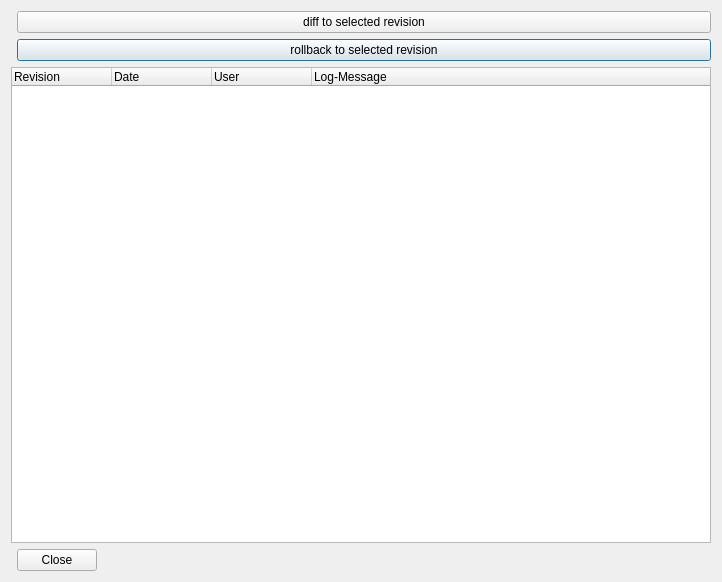
First picture: the form in forms/Ui_LogView.ui, repository sourcepole/pgversion, before the edit.
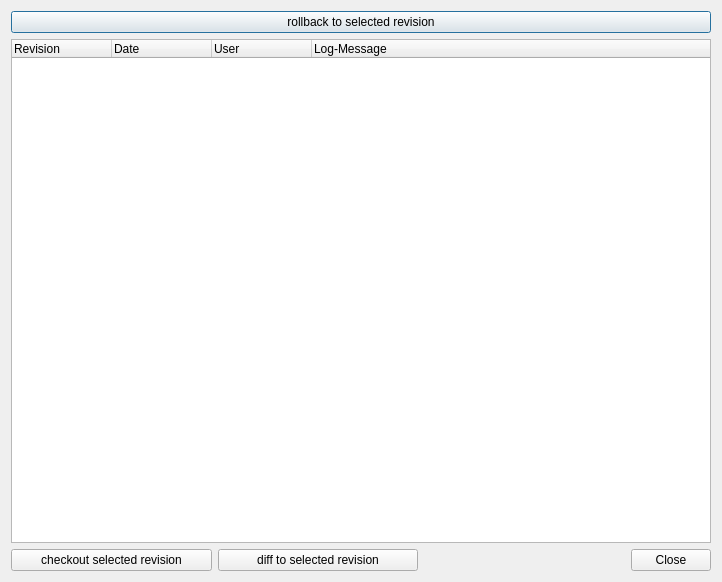
Second picture: the form after the edit.

```diff
--- a/forms/Ui_LogView.ui
+++ b/forms/Ui_LogView.ui
@@ -17,37 +17,7 @@
    <string>PG-Version LogView</string>
   </property>
   <layout class="QGridLayout" name="gridLayout">
-   <item row="1" column="1">
-    <widget class="QSplitter" name="splitter">
-     <property name="orientation">
-      <enum>Qt::Horizontal</enum>
-     </property>
-     <widget class="QPushButton" name="btnRollback">
-      <property name="sizePolicy">
-       <sizepolicy hsizetype="Expanding" vsizetype="Fixed">
-        <horstretch>0</horstretch>
-        <verstretch>0</verstretch>
-       </sizepolicy>
-      </property>
-      <property name="minimumSize">
-       <size>
-        <width>0</width>
-        <height>0</height>
-       </size>
-      </property>
-      <property name="maximumSize">
-       <size>
-        <width>16777215</width>
-        <height>16777215</height>
-       </size>
-      </property>
-      <property name="text">
-       <string>rollback to selected revision</string>
-      </property>
-     </widget>
-    </widget>
-   </item>
-   <item row="2" column="0" colspan="2">
+   <item row="4" column="0" colspan="4">
     <widget class="QTreeWidget" name="treeWidget">
      <column>
       <property name="text">
@@ -71,7 +41,46 @@
      </column>
     </widget>
    </item>
-   <item row="3" column="1">
+   <item row="3" column="0" colspan="4">
+    <widget class="QPushButton" name="btnRollback">
+     <property name="sizePolicy">
+      <sizepolicy hsizetype="Expanding" vsizetype="Fixed">
+       <horstretch>0</horstretch>
+       <verstretch>0</verstretch>
+      </sizepolicy>
+     </property>
+     <property name="minimumSize">
+      <size>
+       <width>0</width>
+       <height>0</height>
+      </size>
+     </property>
+     <property name="maximumSize">
+      <size>
+       <width>16777215</width>
+       <height>16777215</height>
+      </size>
+     </property>
+     <property name="text">
+      <string>rollback to selected revision</string>
+     </property>
+    </widget>
+   </item>
+   <item row="7" column="1">
+    <widget class="QPushButton" name="btnDiff">
+     <property name="text">
+      <string>diff to selected revision</string>
+     </property>
+    </widget>
+   </item>
+   <item row="7" column="0">
+    <widget class="QPushButton" name="btnCheckout">
+     <property name="text">
+      <string>checkout selected revision</string>
+     </property>
+    </widget>
+   </item>
+   <item row="7" column="3">
     <widget class="QDialogButtonBox" name="btnClose">
      <property name="sizePolicy">
       <sizepolicy hsizetype="Maximum" vsizetype="Fixed">
@@ -84,13 +93,6 @@
      </property>
     </widget>
    </item>
-   <item row="0" column="1">
-    <widget class="QPushButton" name="btnDiff">
-     <property name="text">
-      <string>diff to selected revision</string>
-     </property>
-    </widget>
-   </item>
   </layout>
  </widget>
  <resources/>
```
